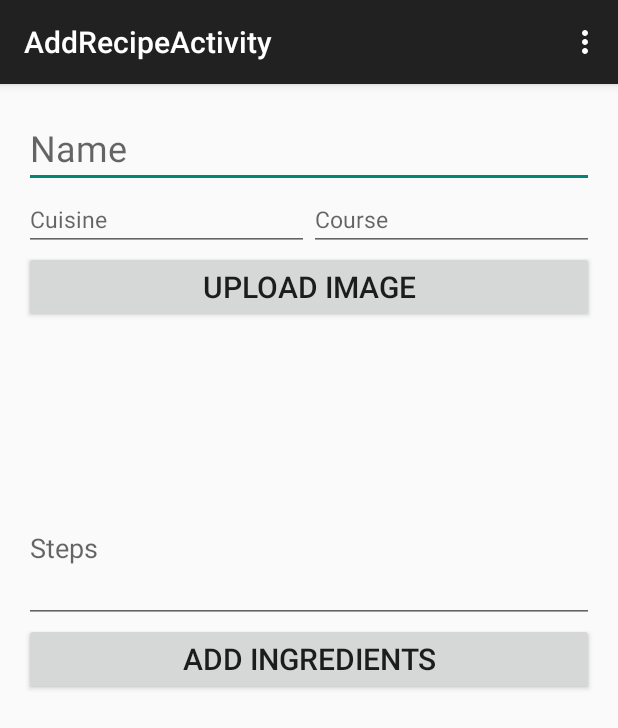
After one commit to bl19ue/FoodukateAndroid, an Android app: the AddRecipeActivity screen opened directly, with no data from a screen before it, on a phone screen of 412 x 824 dp. The commit adds this screen. Shown: the top 728 px of the screen. Run offline under Robolectric (Android 15) with nearby library versions, the phone set to English and light mode, and no system bars.

Commit message:
Recipe Adding

```diff
--- /dev/null
+++ b/app/src/main/java/com/app/foodukate/recipe/AddRecipeActivity.java
@@ -0,0 +1,264 @@
+package com.app.foodukate.recipe;
+
+import android.app.AlertDialog;
+import android.app.Dialog;
+import android.content.Context;
+import android.content.DialogInterface;
+import android.content.Intent;
+import android.graphics.Bitmap;
+import android.net.Uri;
+import android.provider.MediaStore;
+import android.support.v7.app.AppCompatActivity;
+import android.os.Bundle;
+import android.text.Editable;
+import android.text.TextWatcher;
+import android.util.Log;
+import android.view.LayoutInflater;
+import android.view.Menu;
+import android.view.MenuItem;
+import android.view.View;
+import android.widget.AdapterView;
+import android.widget.ArrayAdapter;
+import android.widget.AutoCompleteTextView;
+import android.widget.Button;
+import android.widget.EditText;
+import android.widget.ImageView;
+import android.widget.ListView;
+import android.widget.TextView;
+import android.widget.Toast;
+
+import com.app.foodukate.client.RestService;
+import com.app.foodukate.foodukate.R;
+import com.app.foodukate.recipe.ingredients.Ingredient;
+import com.app.foodukate.recipe.ingredients.IngredientListAdapter;
+
+import org.json.JSONArray;
+import org.json.JSONException;
+import org.json.JSONObject;
+
+import java.io.IOException;
+import java.util.ArrayList;
+import java.util.List;
+
+import okhttp3.ResponseBody;
+import retrofit2.Call;
+import retrofit2.Callback;
+import retrofit2.Response;
+
+public class AddRecipeActivity extends AppCompatActivity implements View.OnClickListener {
+
+    @Override
+    protected void onCreate(Bundle savedInstanceState) {
+        super.onCreate(savedInstanceState);
+        setContentView(R.layout.activity_add_recipe);
+
+        recipeName = (EditText) findViewById(R.id.new_recipe_name);
+        recipeCuisine = (EditText) findViewById(R.id.new_recipe_cuisine);
+        recipeCourse = (EditText) findViewById(R.id.new_recipe_course);
+        recipeSteps = (EditText) findViewById(R.id.new_recipe_steps);
+
+        uploadRecipeButton = (Button) findViewById(R.id.new_recipe_upload_button);
+        newIngredientButton = (Button) findViewById(R.id.new_recipe_ingredients_button);
+
+        recipeImage = (ImageView) findViewById(R.id.new_recipe_image);
+
+        ingredientsListView = (ListView) findViewById(R.id.new_recipe_ingredients_list);
+
+        ingredientName = (AutoCompleteTextView) findViewById(R.id.ingredient_name);
+
+        ingredientListAdapter = new IngredientListAdapter(this, savedIngredientList);
+    }
+
+    @Override
+    public boolean onCreateOptionsMenu(Menu menu) {
+        // Inflate the menu; this adds items to the action bar if it is present.
+        getMenuInflater().inflate(R.menu.menu_add_recipe, menu);
+        return true;
+    }
+
+    @Override
+    public boolean onOptionsItemSelected(MenuItem item) {
+        // Handle action bar item clicks here. The action bar will
+        // automatically handle clicks on the Home/Up button, so long
+        // as you specify a parent activity in AndroidManifest.xml.
+        int id = item.getItemId();
+
+        //noinspection SimplifiableIfStatement
+        if (id == R.id.action_settings) {
+            return true;
+        }
+
+        return super.onOptionsItemSelected(item);
+    }
+
+    @Override
+    public void onClick(View v) {
+        switch(v.getId()) {
+            case R.id.new_recipe_upload_button: {
+                Intent intent = new Intent();
+                // Show only images, no videos or anything else
+                intent.setType("image/*");
+                intent.setAction(Intent.ACTION_GET_CONTENT);
+                // Always show the chooser (if there are multiple options available)
+                startActivityForResult(Intent.createChooser(intent, "Select Picture"), PICK_IMAGE_REQUEST);
+                break;
+            }
+
+            case R.id.new_recipe_ingredients_button: {
+                break;
+            }
+
+            case R.id.add_ingredient_button: {
+                createIngredientsDialog(AddRecipeActivity.this);
+                break;
+            }
+        }
+    }
+
+    public void createIngredientsDialog(final Context activity) {
+        final Dialog ingredientDialog = new Dialog(activity);
+
+        ingredientDialog.setContentView(R.layout.dialog_ingredients);
+        ingredientDialog.setTitle("Add ingredients");
+
+        Button addIngredientButton = (Button) findViewById(R.id.add_ingredient_button);
+        addIngredientButton.setOnClickListener(new View.OnClickListener() {
+            @Override
+            public void onClick(View v) {
+                if(!ingredientNameChanged) {
+                    String name = ingredientName.getText().toString();
+                    Ingredient ingredient = null;
+                    for(int i=0;i<ingredientArrayList.size();i++) {
+                        if(ingredientArrayList.get(i).getName().equals(name)) {
+                            ingredient = ingredientArrayList.get(i);
+                        }
+                    }
+
+                    if(ingredient != null) {
+                        savedIngredientList.add(ingredient);
+                        ingredientListAdapter.notifyDataSetChanged();
+                        ingredientName.clearListSelection();
+                        ingredientName.setText("");
+                    }
+
+                } else {
+                    Toast.makeText(AddRecipeActivity.this, "Select from list", Toast.LENGTH_SHORT).show();
+                }
+            }
+        });
+
+        ingredientName.addTextChangedListener(new TextWatcher() {
+            @Override
+            public void beforeTextChanged(CharSequence s, int start, int count, int after) {
+
+            }
+
+            @Override
+            public void onTextChanged(CharSequence s, int start, int before, int count) {
+
+            }
+
+            @Override
+            public void afterTextChanged(Editable s) {
+                if (s.length() > 2) {
+                    ingredientNameChanged = true;
+                    String name = ingredientName.getText().toString();
+                    Call<ResponseBody> ingredientsResponse = recipeApi.getIngredientsByName(name);
+                    handleIngredientsResponse(ingredientsResponse);
+                }
+            }
+        });
+
+        ingredientName.setOnItemClickListener(new AdapterView.OnItemClickListener() {
+            @Override
+            public void onItemClick(AdapterView<?> parent, View view, int position, long id) {
+                ingredientNameChanged = false;
+                ingredientName.dismissDropDown();
+            }
+        });
+    }
+
+    @Override
+    protected void onActivityResult(int requestCode, int resultCode, Intent data) {
+        super.onActivityResult(requestCode, resultCode, data);
+
+        if (requestCode == PICK_IMAGE_REQUEST && resultCode == RESULT_OK && data != null && data.getData() != null) {
+
+            Uri uri = data.getData();
+
+            try {
+                bitmap = MediaStore.Images.Media.getBitmap(getContentResolver(), uri);
+                recipeImage.setImageBitmap(bitmap);
+            } catch (IOException e) {
+                Log.e(TAG, "onActivityResult: IOException: " + e.getMessage());
+            }
+        }
+    }
+
+    private void handleIngredientsResponse(Call<ResponseBody> ingredientsCall) {
+        ingredientsCall.enqueue(new Callback<ResponseBody>() {
+            @Override
+            public void onResponse(Call<ResponseBody> call, Response<ResponseBody> response) {
+                try {
+                    ingredientArrayList = new ArrayList<>();
+                    ingredientsNameList = new ArrayList<>();
+
+                    JSONArray ingredientsJSONArray = new JSONArray(response.body().string());
+                    for(int i=0;i<ingredientsJSONArray.length();i++) {
+                        JSONObject ingredientJSONObject = ingredientsJSONArray.getJSONObject(i);
+                        String _id = ingredientJSONObject.getString("_id");
+                        String name = ingredientJSONObject.getString("name");
+
+                        JSONArray labels = ingredientJSONObject.getJSONArray("labels");
+                        ArrayList<String> labelsArray = new ArrayList<>();
+                        for(int j=0;j<labels.length();j++) {
+                            labelsArray.add(labels.getString(j));
+                        }
+
+                        ingredientArrayList.add(new Ingredient(_id, name, labelsArray));
+                        ingredientsNameList.add(name);
+                    }
+
+                    ingredientName.setAdapter(new ArrayAdapter<String>(AddRecipeActivity.this,
+                            android.R.layout.simple_dropdown_item_1line, ingredientsNameList));
+
+                } catch (JSONException e) {
+                    Log.e(TAG, "handleIngredientsResponse: JSONException: " + e.getMessage());
+                } catch (IOException e) {
+                    Log.e(TAG, "handleIngredientsResponse: IOException: " + e.getMessage());
+                }
+            }
+
+            @Override
+            public void onFailure(Call<ResponseBody> call, Throwable t) {
+                Log.e(TAG, "handleIngredientsResponse: onFailure: " + t.getMessage());
+            }
+        });
+    }
+
+    private EditText recipeName;
+    private EditText recipeCuisine;
+    private EditText recipeCourse;
+    private EditText recipeSteps;
+
+    private Button uploadRecipeButton;
+    private Button newIngredientButton;
+    private Button addIngredientButton;
+
+    private ImageView recipeImage;
+
+    private ListView ingredientsListView;
+
+    private AutoCompleteTextView ingredientName;
+
+    private Bitmap bitmap = null;
+
+    private final int PICK_IMAGE_REQUEST = 1;
+    private final String TAG = "AddRecipeActivity: ";
+    private ArrayList<String> ingredientsNameList;
+    private ArrayList<Ingredient> ingredientArrayList = new ArrayList<>();;
+    private ArrayList<Ingredient> savedIngredientList = new ArrayList<>();
+    private final RecipeApi recipeApi = (RecipeApi) RestService.getService(RecipeApi.class);
+    private boolean ingredientNameChanged = true;
+    private IngredientListAdapter ingredientListAdapter;
+}
--- a/app/src/main/java/com/app/foodukate/recipe/RecipeApi.java
+++ b/app/src/main/java/com/app/foodukate/recipe/RecipeApi.java
@@ -25,4 +25,7 @@ public interface RecipeApi {
 
     @GET("recipes/search/id/{recipeId}")
     public Call<ResponseBody> getRecipeById(@Path("recipeId") String recipeId);
+
+    @GET("ingredients/search/{name}")
+    public Call<ResponseBody> getIngredientsByName(@Path("name") String name);
 }
--- /dev/null
+++ b/app/src/main/res/layout/activity_add_recipe.xml
@@ -0,0 +1,83 @@
+<LinearLayout xmlns:android="http://schemas.android.com/apk/res/android"
+    xmlns:tools="http://schemas.android.com/tools" android:layout_width="match_parent"
+    android:layout_height="match_parent" android:paddingLeft="@dimen/activity_horizontal_margin"
+    android:paddingRight="@dimen/activity_horizontal_margin"
+    android:paddingTop="@dimen/activity_vertical_margin"
+    android:paddingBottom="@dimen/activity_vertical_margin"
+    tools:context="com.app.foodukate.recipe.AddRecipeActivity"
+    android:orientation="vertical">
+
+    <ScrollView
+        android:layout_width="match_parent"
+        android:layout_height="wrap_content">
+
+        <LinearLayout
+            android:layout_width="match_parent"
+            android:layout_height="wrap_content"
+            android:orientation="vertical">
+
+            <EditText
+                android:id="@+id/new_recipe_name"
+                android:layout_width="match_parent"
+                android:layout_height="wrap_content"
+                android:textSize="24sp"
+                android:maxLines="1"
+                android:hint="@string/name"/>
+
+            <LinearLayout
+                android:layout_width="match_parent"
+                android:layout_height="wrap_content"
+                android:orientation="horizontal">
+
+                <EditText
+                    android:id="@+id/new_recipe_cuisine"
+                    android:layout_width="0dp"
+                    android:layout_height="wrap_content"
+                    android:textSize="15sp"
+                    android:maxLines="1"
+                    android:hint="@string/cuisine"
+                    android:layout_weight="1"/>
+
+                <EditText
+                    android:id="@+id/new_recipe_course"
+                    android:layout_width="0dp"
+                    android:layout_height="wrap_content"
+                    android:textSize="15sp"
+                    android:maxLines="1"
+                    android:hint="@string/course"
+                    android:layout_weight="1"/>
+
+            </LinearLayout>
+
+            <Button
+                android:id="@+id/new_recipe_upload_button"
+                android:layout_width="match_parent"
+                android:layout_height="wrap_content"
+                android:textSize="20sp"
+                android:text="@string/uploadImage"/>
+
+            <ImageView
+                android:id="@+id/new_recipe_image"
+                android:layout_width="match_parent"
+                android:layout_height="100dp"
+                android:scaleType="centerCrop" />
+
+            <EditText
+                android:id="@+id/new_recipe_steps"
+                android:layout_width="match_parent"
+                android:layout_height="100dp"
+                android:hint="@string/steps"
+                android:scrollbars="vertical"/>
+
+            <Button
+                android:id="@+id/new_recipe_ingredients_button"
+                android:layout_width="match_parent"
+                android:layout_height="wrap_content"
+                android:textSize="20sp"
+                android:text="@string/addIngredients"/>
+
+        </LinearLayout>
+    </ScrollView>
+
+
+</LinearLayout>
--- /dev/null
+++ b/app/src/main/res/menu/menu_add_recipe.xml
@@ -0,0 +1,7 @@
+<menu xmlns:android="http://schemas.android.com/apk/res/android"
+    xmlns:app="http://schemas.android.com/apk/res-auto"
+    xmlns:tools="http://schemas.android.com/tools"
+    tools:context="com.app.foodukate.recipe.AddRecipeActivity">
+    <item android:id="@+id/action_settings" android:title="@string/action_settings"
+        android:orderInCategory="100" app:showAsAction="never" />
+</menu>
--- a/app/src/main/res/values/strings.xml
+++ b/app/src/main/res/values/strings.xml
@@ -18,4 +18,13 @@
     <string name="search_title">Search</string>
     <string name="search_hint">Search</string>
     <string name="camera">Camera</string>
+    <string name="title_activity_add_recipe">AddRecipeActivity</string>
+    <string name="name">Name</string>
+    <string name="uploadImage">Upload Image</string>
+    <string name="cuisine">Cuisine</string>
+    <string name="course">Course</string>
+    <string name="steps">Steps</string>
+    <string name="ingredients">Ingredients</string>
+    <string name="addIngredients">Add Ingredients</string>
+
 </resources>
```
Also changed, not shown: app/src/main/AndroidManifest.xml (+12 -4 lines), app/src/main/java/com/app/foodukate/recipe/ingredients/Ingredient.java (added, +39 -0 lines), app/src/main/java/com/app/foodukate/recipe/ingredients/IngredientListAdapter.java (added, +91 -0 lines), app/src/main/res/layout/dialog_ingredients.xml (added, +35 -0 lines), app/src/main/res/layout/ingredient_row.xml (added, +34 -0 lines).
